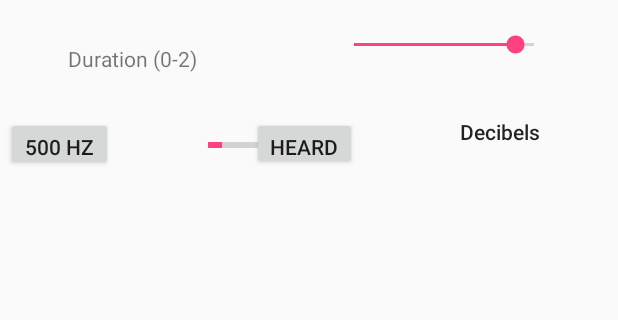
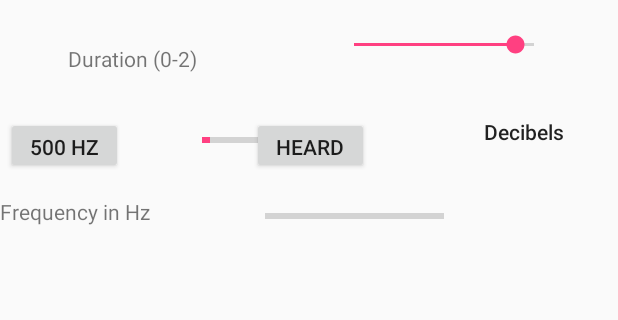
Before and after one commit to Rohanjames1997/Hearing-Aid-app, an Android app: the screen it shows after launch (MainActivity), after a tap on "500 HZ", on a phone screen of 412 x 824 dp, the part 141-461 px from its top. Run offline under Robolectric (Android 15) with nearby library versions, the phone set to English and light mode, and no system bars.

Commit message:
Added multi-frequency functionality

```diff
--- a/beta_hear/app/src/main/java/com/example/rohan/beta_hear/MainActivity.java
+++ b/beta_hear/app/src/main/java/com/example/rohan/beta_hear/MainActivity.java
@@ -16,56 +16,67 @@ import static android.media.AudioFormat.ENCODING_PCM_FLOAT;
 import static android.media.AudioManager.AUDIO_SESSION_ID_GENERATE;
 import static android.media.AudioManager.STREAM_MUSIC;
 
-public class MainActivity extends AppCompatActivity implements View.OnClickListener {
+public class MainActivity extends AppCompatActivity implements View.OnClickListener
+{
 
+    int number_frequencies = 8;
+    int number_intensities = 15;
     Button play;
     Button heard_it;
-    ProgressBar progressBar;
-    SeekBar seekBar; // for duration
+    ProgressBar intensity_progressbar;
+    ProgressBar frequency_progressbar;
+    SeekBar duration_bar; // for duration
     AudioTrack audioTrack;
     TextView textView; // to display the intensity level at which the user hears the sound
-    PlayTask playTask = new PlayTask();
+    PlayTask playTask;
 
-    void initViews() {
+    private void initViews() {
         setContentView(R.layout.activity_main);
-        play = findViewById(R.id.button1);
-        heard_it = findViewById(R.id.button2);
-        progressBar = findViewById(R.id.pb1);
-        seekBar = findViewById(R.id.seekBar);
-        textView = findViewById(R.id.textView2);
+        play = findViewById(R.id.button_play1);
+        heard_it = findViewById(R.id.button_hear1);
+        duration_bar = findViewById(R.id.seekBar);
+        intensity_progressbar = findViewById(R.id.pb1);
+        intensity_progressbar.setMax(number_intensities);
+        frequency_progressbar = findViewById(R.id.pb2);
+        frequency_progressbar.setMax(number_frequencies);
+        textView = findViewById(R.id.textView1);
         textView.setText("Decibels");
-        progressBar.setMax(15);
-        seekBar.setMax(200);
-        seekBar.setProgress(180);
-    }
+        duration_bar.setMax(200);
+        duration_bar.setProgress(180);
+        play.setOnClickListener(this);
+        play.setText("500 Hz");
+        heard_it.setOnClickListener(this);
+}
 
     @Override
     protected void onCreate(Bundle savedInstanceState) {
         super.onCreate(savedInstanceState);
         initViews();
-        play.setOnClickListener(this);
-        heard_it.setOnClickListener(this);
     }
 
     @Override
     public void onClick(View v) {
         switch (v.getId()) {
-            case R.id.button1:
-                int max = progressBar.getMax();
-                playTask.execute(max);
+            case R.id.button_play1:
+                /*if(playTask.isCancelled())
+                    playTask = new PlayTask();*/
+                playTask = new PlayTask();
+                int freq = frequency_progressbar.getProgress();
+                playTask.execute(freq);
                 break;
-            case R.id.button2:
+            case R.id.button_hear1:
                 playTask.cancel(true);
+
         }
     }
 
     private class PlayTask extends AsyncTask <Integer, Integer, Integer> {
 
         @Override
-        protected Integer doInBackground(Integer... max) {
-            for (int i = 0; i <= max[0]; i++) {
-                double secs = 2.1;
-                publishProgress(i);
+        protected Integer doInBackground(Integer... freq) {
+            for (int i = 0; i <= intensity_progressbar.getMax(); i++) {
+                double secs = (duration_bar.getProgress() / 100) + 0.2;
+                publishProgress(freq[0]);
                 try {
                     Thread.sleep((long) (secs * 1000));
                 } catch (InterruptedException e) {
@@ -74,9 +85,8 @@ public class MainActivity extends AppCompatActivity implements View.OnClickListe
                 if (isCancelled())
                     break;
             }
-            return progressBar.getProgress();   //for the onCancelled()
+            return intensity_progressbar.getProgress();   //for the onCancelled()
         }
-
         private int getIntensity(int progress) { // return the intensity level in dB from the progress
             int intensity;
             switch (progress) {
@@ -134,26 +144,64 @@ public class MainActivity extends AppCompatActivity implements View.OnClickListe
             }
             return intensity;
         }
+        private int getFrequency(int progress) {
+            int frequency;
+            switch (progress) {
+                case 0:
+                    frequency = 500;
+                    break;
+                case 1:
+                    frequency = 1250;
+                    break;
+                case 2:
+                    frequency = 1750;
+                    break;
+                case 3:
+                    frequency = 2250;
+                    break;
+                case 4:
+                    frequency = 2750;
+                    break;
+                case 5:
+                    frequency = 3250;
+                    break;
+                case 6:
+                    frequency = 3750;
+                    break;
+                case 7:
+                    frequency = 4250;
+                    break;
+                default:
+                    frequency = 3200;
+            }
+            return frequency;
+        }
 
         @Override
         protected void onProgressUpdate(Integer... values) {
             super.onProgressUpdate(values);
-            double duration = seekBar.getProgress() / 100;
-            int progress = progressBar.getProgress();
-            int intensity = getIntensity(progress);
-            PlayAudioTrack(500, duration, intensity);
-            progressBar.incrementProgressBy(1);
+            double duration = duration_bar.getProgress() / 100;
+            int intensity = getIntensity(intensity_progressbar.getProgress());
+            int frequency = getFrequency(values[0]);
+            PlayAudioTrack(frequency, duration, intensity);
+            intensity_progressbar.incrementProgressBy(1);
         }
 
         @Override
         protected void onCancelled(Integer result) { // to play when the heard button is clicked
+            frequency_progressbar.incrementProgressBy(1);
             int intensity = getIntensity(result);
             textView.setText(String.valueOf(intensity));
             textView.append("dB");
+            intensity_progressbar.setProgress(0);
+            int frequency = getFrequency(frequency_progressbar.getProgress());
+            String freq_text = String.valueOf(frequency);
+            freq_text += " Hz";
+            play.setText(freq_text);
         }
     }
 
-    public void PlayAudioTrack(int f, double duration, int intensity) {
+    public void PlayAudioTrack(int frequency, double duration, int intensity) {
         int sampleRate = 48000;        // Samples per second
         double numFrames = sampleRate * duration;
         double frameCounter = 0;
@@ -181,7 +229,7 @@ public class MainActivity extends AppCompatActivity implements View.OnClickListe
             int toWrite = (remaining > bufsize) ? bufsize : (int) remaining;
 
             for (int s = 0; s < toWrite; s++, frameCounter++) {
-                buffer[s] = (float) (amplitude * Math.sin(2.0 * Math.PI * f * frameCounter / sampleRate));
+                buffer[s] = (float) (amplitude * Math.sin(2.0 * Math.PI * frequency * frameCounter / sampleRate));
             }
             audioTrack.write(buffer, 0, bufsize, AudioTrack.WRITE_BLOCKING);
             audioTrack.play();
--- a/beta_hear/app/src/main/res/layout-land/activity_main.xml
+++ b/beta_hear/app/src/main/res/layout-land/activity_main.xml
@@ -17,7 +17,7 @@
         app:layout_constraintTop_toTopOf="parent" />
 
     <Button
-        android:id="@+id/button1"
+        android:id="@+id/button_play1"
         android:layout_width="110dp"
         android:layout_height="52dp"
         android:layout_marginBottom="8dp"
--- a/beta_hear/app/src/main/res/layout/activity_main.xml
+++ b/beta_hear/app/src/main/res/layout/activity_main.xml
@@ -5,6 +5,48 @@
     android:layout_width="match_parent"
     android:layout_height="match_parent"
     tools:context=".MainActivity">
+
+    <Button
+        android:id="@+id/button_play1"
+        android:layout_width="78dp"
+        android:layout_height="38dp"
+        android:layout_marginStart="4dp"
+        android:layout_marginTop="116dp"
+        android:text="Hz"
+        app:layout_constraintStart_toStartOf="parent"
+        app:layout_constraintTop_toTopOf="parent"
+        tools:ignore="MissingConstraints" />
+
+    <ProgressBar
+        android:id="@+id/pb1"
+        style="?android:attr/progressBarStyleHorizontal"
+        android:layout_width="73dp"
+        android:layout_height="31dp"
+        android:layout_marginEnd="204dp"
+        android:layout_marginTop="116dp"
+        app:layout_constraintEnd_toEndOf="parent"
+        app:layout_constraintTop_toTopOf="parent"
+        tools:ignore="MissingConstraints" />
+
+    <TextView
+        android:id="@+id/textView1"
+        android:layout_width="89dp"
+        android:layout_height="34dp"
+        android:layout_marginTop="24dp"
+        android:text="TextView"
+        android:textAppearance="@style/TextAppearance.AppCompat.Body2"
+        app:layout_constraintEnd_toEndOf="parent"
+        app:layout_constraintTop_toBottomOf="@+id/seekBar" />
+
+    <Button
+        android:id="@+id/button_hear1"
+        android:layout_width="78dp"
+        android:layout_height="38dp"
+        android:layout_marginStart="168dp"
+        android:layout_marginTop="116dp"
+        android:text="Heard"
+        app:layout_constraintStart_toStartOf="parent"
+        app:layout_constraintTop_toTopOf="parent" />
 
     <TextView
         android:layout_width="120dp"
@@ -16,28 +58,6 @@
         app:layout_constraintStart_toStartOf="parent"
         app:layout_constraintTop_toTopOf="parent" />
 
-    <Button
-        android:id="@+id/button1"
-        android:layout_width="71dp"
-        android:layout_height="36dp"
-        android:layout_marginStart="4dp"
-        android:layout_marginTop="116dp"
-        android:text="@string/_500_hz"
-        app:layout_constraintStart_toStartOf="parent"
-        app:layout_constraintTop_toTopOf="parent"
-        tools:ignore="MissingConstraints" />
-
-    <ProgressBar
-        android:id="@+id/pb1"
-        style="?android:attr/progressBarStyleHorizontal"
-        android:layout_width="65dp"
-        android:layout_height="30dp"
-        android:layout_marginEnd="208dp"
-        android:layout_marginTop="120dp"
-        app:layout_constraintEnd_toEndOf="parent"
-        app:layout_constraintTop_toTopOf="parent"
-        tools:ignore="MissingConstraints" />
-
     <SeekBar
         android:id="@+id/seekBar"
         android:layout_width="152dp"
@@ -48,7 +68,7 @@
         app:layout_constraintTop_toTopOf="parent" />
 
     <TextView
-        android:id="@+id/textView"
+        android:id="@+id/textViewDuration"
         android:layout_width="wrap_content"
         android:layout_height="29dp"
         android:layout_marginBottom="8dp"
@@ -65,24 +85,23 @@
 
     <TextView
         android:id="@+id/textView2"
-        android:layout_width="89dp"
-        android:layout_height="34dp"
-        android:layout_marginEnd="16dp"
-        android:layout_marginTop="24dp"
-        android:text="TextView"
-        android:textAppearance="@style/TextAppearance.AppCompat.Body2"
+        android:layout_width="112dp"
+        android:layout_height="22dp"
+        android:layout_marginTop="15dp"
+        android:text="Frequency in Hz"
+        app:layout_constraintTop_toBottomOf="@+id/button_play1"
+        tools:layout_editor_absoluteX="10dp" />
+
+    <ProgressBar
+        android:id="@+id/pb2"
+        style="?android:attr/progressBarStyleHorizontal"
+        android:layout_width="119dp"
+        android:layout_height="25dp"
+        android:layout_marginEnd="85dp"
+        android:layout_marginStart="34dp"
+        android:layout_marginTop="15dp"
         app:layout_constraintEnd_toEndOf="parent"
-        app:layout_constraintTop_toBottomOf="@+id/seekBar" />
-
-    <Button
-        android:id="@+id/button2"
-        android:layout_width="70dp"
-        android:layout_height="35dp"
-        android:layout_marginStart="168dp"
-        android:layout_marginTop="116dp"
-        android:text="Heard"
-        app:layout_constraintStart_toStartOf="parent"
-        app:layout_constraintTop_toTopOf="parent" />
-
+        app:layout_constraintStart_toEndOf="@+id/textView2"
+        app:layout_constraintTop_toBottomOf="@+id/button_hear1" />
 
 </android.support.constraint.ConstraintLayout>
```
Also changed, not shown: 1 other file.
